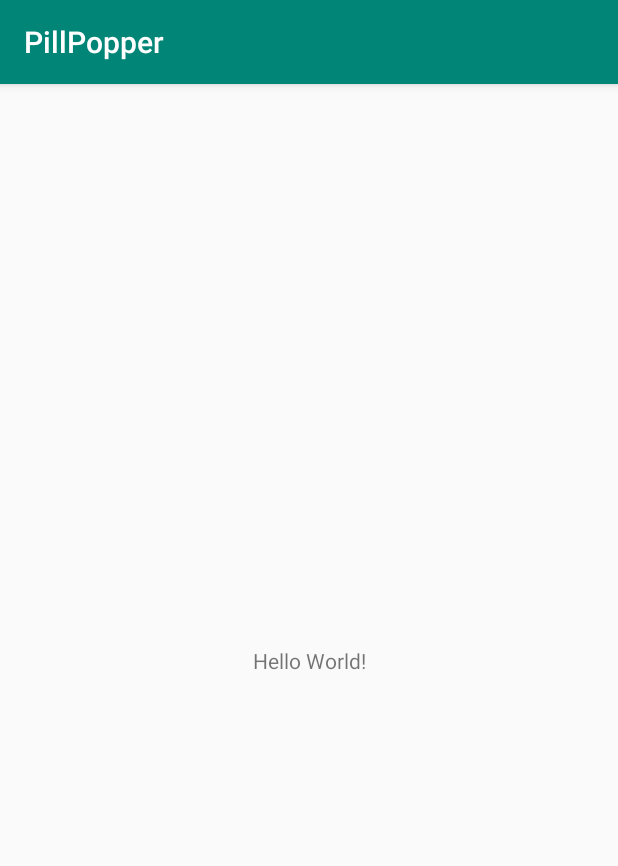
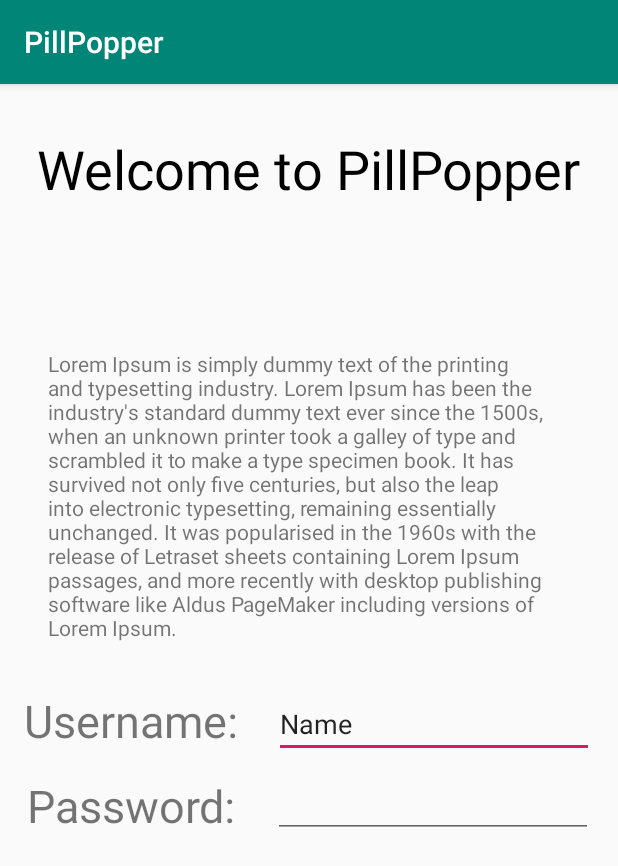
Before and after one commit to zyc1996/CS401_Group3_Project3, an Android app: the screen it shows after launch (MainActivity), on a phone screen of 412 x 824 dp. Shown: the top 866 px of the screen. Run offline under Robolectric (Android 15) with nearby library versions, the phone set to English and light mode, and no system bars.

Commit message:
Created some login XMLs

```diff
--- a/app/src/main/java/cs401/group3/pillpopper/MainActivity.java
+++ b/app/src/main/java/cs401/group3/pillpopper/MainActivity.java
@@ -9,6 +9,6 @@ public class MainActivity extends AppCompatActivity {
     @Override
     protected void onCreate(Bundle savedInstanceState) {
         super.onCreate(savedInstanceState);
-        setContentView(R.layout.activity_main);
+        setContentView(R.layout.activity_login_start);
     }
 }
--- a/app/src/main/res/layout/activity_login_start.xml
+++ b/app/src/main/res/layout/activity_login_start.xml
@@ -1,6 +1,83 @@
 <?xml version="1.0" encoding="utf-8"?>
-<LinearLayout xmlns:android="http://schemas.android.com/apk/res/android"
-    android:orientation="vertical" android:layout_width="match_parent"
-    android:layout_height="match_parent">
 
-</LinearLayout>
+<androidx.constraintlayout.widget.ConstraintLayout xmlns:app="http://schemas.android.com/apk/res-auto"
+    xmlns:tools="http://schemas.android.com/tools"
+    android:layout_width="match_parent"
+    android:layout_height="match_parent"
+    xmlns:android="http://schemas.android.com/apk/res/android">
+
+    <TextView
+        android:id="@+id/textView"
+        android:layout_width="wrap_content"
+        android:layout_height="wrap_content"
+        android:layout_marginTop="32dp"
+        android:text="Welcome to PillPopper"
+        android:textColor="@android:color/black"
+        android:textSize="36dp"
+        app:layout_constraintEnd_toEndOf="parent"
+        app:layout_constraintStart_toStartOf="parent"
+        app:layout_constraintTop_toTopOf="parent" />
+
+    <TextView
+        android:id="@+id/textView2"
+        android:layout_width="0dp"
+        android:layout_height="wrap_content"
+        android:layout_marginStart="32dp"
+        android:layout_marginTop="96dp"
+        android:layout_marginEnd="32dp"
+        android:text="Lorem Ipsum is simply dummy text of the printing and typesetting industry. Lorem Ipsum has been the industry's standard dummy text ever since the 1500s, when an unknown printer took a galley of type and scrambled it to make a type specimen book. It has survived not only five centuries, but also the leap into electronic typesetting, remaining essentially unchanged. It was popularised in the 1960s with the release of Letraset sheets containing Lorem Ipsum passages, and more recently with desktop publishing software like Aldus PageMaker including versions of Lorem Ipsum."
+        app:layout_constraintEnd_toEndOf="parent"
+        app:layout_constraintStart_toStartOf="parent"
+        app:layout_constraintTop_toBottomOf="@+id/textView" />
+
+    <TextView
+        android:id="@+id/textView6"
+        android:layout_width="wrap_content"
+        android:layout_height="wrap_content"
+        android:layout_marginTop="32dp"
+        android:layout_marginEnd="8dp"
+        android:text="Username:"
+        android:textSize="30sp"
+        app:layout_constraintEnd_toStartOf="@+id/editText"
+        app:layout_constraintStart_toStartOf="parent"
+        app:layout_constraintTop_toBottomOf="@+id/textView2" />
+
+    <EditText
+        android:id="@+id/editText"
+        android:layout_width="wrap_content"
+        android:layout_height="wrap_content"
+        android:layout_marginTop="32dp"
+        android:ems="10"
+        android:inputType="textPersonName"
+        android:text="Name"
+        app:layout_constraintEnd_toEndOf="parent"
+        app:layout_constraintStart_toEndOf="@+id/textView6"
+        app:layout_constraintTop_toBottomOf="@+id/textView2" />
+
+    <TextView
+        android:id="@+id/textView7"
+        android:layout_width="wrap_content"
+        android:layout_height="wrap_content"
+        android:layout_marginTop="16dp"
+        android:layout_marginEnd="8dp"
+        android:text="Password:"
+        android:textSize="30sp"
+        app:layout_constraintEnd_toStartOf="@+id/editText"
+        app:layout_constraintHorizontal_bias="0.516"
+        app:layout_constraintStart_toStartOf="parent"
+        app:layout_constraintTop_toBottomOf="@+id/textView6" />
+
+    <EditText
+        android:id="@+id/editText3"
+        android:layout_width="wrap_content"
+        android:layout_height="wrap_content"
+        android:layout_marginStart="32dp"
+        android:layout_marginTop="8dp"
+        android:layout_marginEnd="24dp"
+        android:ems="10"
+        android:inputType="textPassword"
+        app:layout_constraintEnd_toEndOf="parent"
+        app:layout_constraintStart_toEndOf="@+id/textView7"
+        app:layout_constraintTop_toBottomOf="@+id/editText" />
+
+</androidx.constraintlayout.widget.ConstraintLayout>
--- /dev/null
+++ b/app/src/main/res/layout/login_fragment.xml
@@ -0,0 +1,6 @@
+<?xml version="1.0" encoding="utf-8"?>
+<LinearLayout xmlns:android="http://schemas.android.com/apk/res/android"
+    android:orientation="vertical" android:layout_width="match_parent"
+    android:layout_height="match_parent">
+
+</LinearLayout>
```
Also changed, not shown: app/src/main/res/layout/activity_profile_patient.xml (+29 -4 lines).
